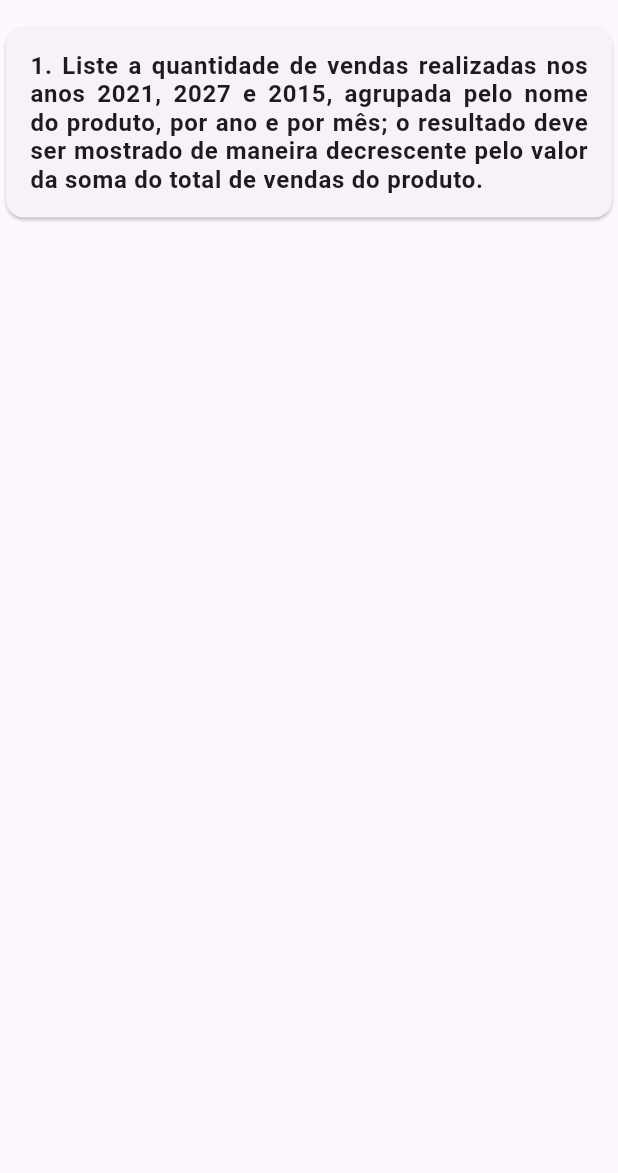
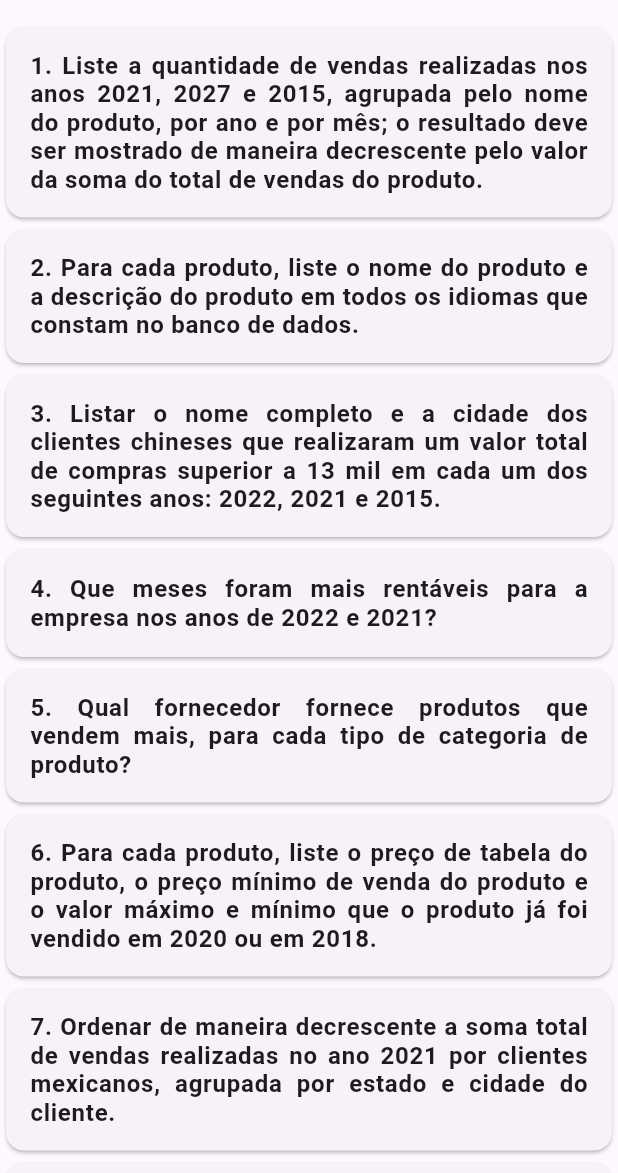
Before and after one commit to alexlsilva7/ProjetoBD-2022.1, a Flutter app: the ConsultasScreen screen opened directly, on a phone screen of 412 x 824 dp, the part 63-1236 px from its top. Run offline on Flutter 3.47's test engine with Material 2 defaults, Android fonts, the phone set to English and light mode, and no system bars; our stand-ins replace adaptive_theme; missing offline and left inert: faker_dart, mysql1, select_dialog.

Commit message:
tela de consulta dinamica

```diff
--- a/lib/app/features/consultas/controller/consultas_controller.dart
+++ b/lib/app/features/consultas/controller/consultas_controller.dart
@@ -1,10 +1,12 @@
 import 'package:projeto_bd/app/core/helpers/db_helper.dart';
 
 class ConsultasController {
-  Future<List<Map<String, dynamic>>> getConsulta1() async {
-    final conn = await DbHelper.getConnection();
-
-    const sql = '''
+  List<Map<String, dynamic>> consultas = [
+    {
+      'id': 1,
+      'title':
+          '1. Liste a quantidade de vendas realizadas nos anos 2021, 2027 e 2015, agrupada pelo nome do produto, por ano e por mês; o resultado deve ser mostrado de maneira decrescente pelo valor da soma do total de vendas do produto.',
+      'query': '''
 SELECT
   YEAR(p.data) AS ano,
   MONTH(p.data) AS mes,
@@ -24,7 +26,281 @@ class ConsultasController {
     mes
 ORDER BY
     quantidade DESC;
-    ''';
+      ''',
+    },
+    {
+      'id': 2,
+      'title':
+          '2. Para cada produto, liste o nome do produto e a descrição do produto em todos os idiomas que constam no banco de dados.',
+      'query': '''
+(SELECT
+  tp.produtoId AS produtoID,
+  tp.idioma AS idioma,
+  tp.nome AS nomeProduto,
+  tp.descricao AS descricaoProduto
+FROM
+  TraducaoProduto tp)
+  union
+(SELECT
+   prod.id AS produtoID,
+  'pt_BR' AS idioma,
+  prod.nome AS nomeProduto,
+  prod.descricao AS descricaoProduto
+FROM
+  Produto prod);
+ ''',
+    },
+    {
+      'id': 3,
+      'title':
+          '3. Listar o nome completo e a cidade dos clientes chineses que realizaram um valor total de compras superior a 13 mil em cada um dos seguintes anos: 2022, 2021 e 2015.',
+      'query': '''
+(SELECT
+  c.nome AS nomeCliente,
+  c.cidade AS cidadeCliente,
+  SUM(pp.precoVendaProduto * pp.quantidade) AS valorTotalCompras,
+  YEAR(p.data) AS ano
+FROM
+    Cliente c,
+    Pedido p,
+    ProdutoPedido pp
+WHERE
+    c.pais = 'China' AND
+    c.id = p.clienteId AND
+    p.id = pp.pedidoId AND
+    YEAR(p.data) IN (2022)
+GROUP BY
+    nomeCliente,
+    cidadeCliente,
+    ano
+HAVING
+    valorTotalCompras > 13000)
+
+union
+
+(SELECT
+  c.nome AS nomeCliente,
+  c.cidade AS cidadeCliente,
+  SUM(pp.precoVendaProduto * pp.quantidade) AS valorTotalCompras,
+  YEAR(p.data) AS ano
+FROM
+    Cliente c,
+    Pedido p,
+    ProdutoPedido pp
+WHERE
+    c.pais = 'China' AND
+    c.id = p.clienteId AND
+    p.id = pp.pedidoId AND
+    YEAR(p.data) IN (2021)
+GROUP BY
+    nomeCliente,
+    cidadeCliente,
+    ano
+HAVING
+    valorTotalCompras > 13000)
+
+union
+
+(SELECT
+  c.nome AS nomeCliente,
+  c.cidade AS cidadeCliente,
+  SUM(pp.precoVendaProduto * pp.quantidade) AS valorTotalCompras,
+  YEAR(p.data) AS ano
+FROM
+    Cliente c,
+    Pedido p,
+    ProdutoPedido pp
+WHERE
+    c.pais = 'China' AND
+    c.id = p.clienteId AND
+    p.id = pp.pedidoId AND
+    YEAR(p.data) IN (2015)
+GROUP BY
+    nomeCliente,
+    cidadeCliente,
+    ano
+HAVING
+    valorTotalCompras > 13000);
+ ''',
+    },
+    {
+      'id': 4,
+      'title':
+          '4. Que meses foram mais rentáveis para a empresa nos anos de 2022 e 2021?',
+      'query': '''
+SELECT
+  YEAR(p.data) AS ano,
+  MONTH(p.data) AS mes,
+  SUM(pp.precoVendaProduto * pp.quantidade) AS valorTotalCompras
+FROM
+    Pedido p,
+    ProdutoPedido pp
+WHERE
+    YEAR(p.data) IN (2022, 2021)
+GROUP BY
+    ano,
+    mes
+ORDER BY
+    valorTotalCompras DESC;
+ ''',
+    },
+    {
+      'id': 5,
+      'title':
+          '5. Qual fornecedor fornece produtos que vendem mais, para cada tipo de categoria de produto?',
+      'query': '''
+SELECT
+    cat.nome AS nomeCategoria,
+    f.nome AS nomeFornecedor,
+    SUM(pp.quantidade) AS quantidadeVendida
+FROM
+    Fornecedor f,
+    Produto p,
+    ProdutoPedido pp,
+    ProdutoCategoria pc,
+    Categoria cat
+WHERE
+    f.id = p.fornecedorId AND
+    p.id = pp.produtoId AND
+    p.id = pc.produtoId AND
+    pc.categoriaId = cat.id
+GROUP BY
+    nomeFornecedor,
+    nomeCategoria
+ORDER BY
+    quantidadeVendida DESC;
+ ''',
+    },
+    {
+      'id': 6,
+      'title':
+          '6. Para cada produto, liste o preço de tabela do produto, o preço mínimo de venda do produto e o valor máximo e mínimo que o produto já foi vendido em 2020 ou em 2018.',
+      'query': '''
+SELECT
+  prod.id AS produtoID,
+  prod.precoVenda AS precoTabela,
+  prod.precoVendaMin AS precoVendaMin,
+  MAX(pp.precoVendaProduto) AS precoVendaMax,
+  MIN(pp.precoVendaProduto) AS precoVendaMin,
+  YEAR(p.data) AS ano
+FROM
+    Produto prod,
+    ProdutoPedido pp,
+    Pedido p
+WHERE
+    prod.id = pp.produtoId AND
+    pp.pedidoId = p.id AND
+    YEAR(p.data) IN (2020, 2018)
+GROUP BY
+    produtoID,
+    ano;
+ ''',
+    },
+    {
+      'id': 7,
+      'title':
+          '7. Ordenar de maneira decrescente a soma total de vendas realizadas no ano 2021 por clientes mexicanos, agrupada por estado e cidade do cliente.',
+      'query': '''
+SELECT
+    c.estado AS estado,
+    c.cidade AS cidade,
+    COUNT(*) AS totalVendas
+FROM
+    Cliente c,
+    Pedido p,
+    ProdutoPedido pp
+WHERE
+    YEAR(p.data) = 2021 AND
+    c.pais = 'Mexico' AND
+    c.id = p.clienteId AND
+    p.id = pp.pedidoId
+GROUP BY
+    estado,
+    cidade
+ORDER BY
+    totalVendas DESC;
+    ''',
+    },
+    {
+      'id': 8,
+      'title':
+          '8. Liste o nome, o limite de crédito, o estado e a cidade dos clientes japoneses que já realizaram pelo menos 20 compras que possuem o valor total do pedido maior do que 10.000.',
+      'query': '''
+SELECT
+    c.nome AS nomeCliente,
+    c.limiteCredito AS limiteCredito,
+    c.estado AS estado,
+    c.cidade AS cidade,
+    COUNT(*) AS totalCompras
+FROM
+    Cliente c,
+    Pedido p,
+    ProdutoPedido pp
+WHERE
+    c.pais = 'Japão' AND
+    c.id = p.clienteId AND
+    p.id = pp.pedidoId AND
+    (pp.precoVendaProduto * pp.quantidade) > 10000
+GROUP BY
+    nomeCliente,
+    limiteCredito,
+    estado,
+    cidade
+HAVING
+    totalCompras >= 20;
+      ''',
+    },
+    {
+      'id': 9,
+      'title':
+          '9. Liste o nome, a data de garantia e uma descrição de cada produto cuja diferença entre o preço de venda e o preço de venda mínimo é menor que 500.',
+      'query': '''
+SELECT
+  prod.nome AS nomeProduto,
+  prod.dataGarantia AS dataGarantia,
+  prod.descricao AS descricaoProduto,
+  prod.precoVenda AS precoVenda,
+  prod.precoVendaMin AS precoVendaMin,
+  (prod.precoVenda - prod.precoVendaMin) AS diferencaPreco
+FROM
+    Produto prod
+WHERE
+    (prod.precoVenda - prod.precoVendaMin) < 500;
+ ''',
+    },
+    {
+      'id': 10,
+      'title':
+          '10. Para cada compra realizada em 2018, 2019 ou 2022, listar: a data da compra, o valor total da compra, o modo da compra, a quantidade de produtos vendidos e o nome e o valor de crédito do cliente que realizou a compra.',
+      'query': '''
+SELECT
+  p.data AS dataCompra,
+  SUM(pp.precoVendaProduto * pp.quantidade) AS valorTotalCompra,
+  p.modoEncomenda AS modoCompra,
+  COUNT(*) AS quantidadeProdutosVendidos,
+  c.nome AS nomeCliente,
+  c.limiteCredito AS limiteCredito
+FROM
+    Pedido p,
+    ProdutoPedido pp,
+    Cliente c
+WHERE
+    YEAR(p.data) IN (2018, 2019, 2022) AND
+    p.clienteId = c.id AND
+    p.id = pp.pedidoId
+GROUP BY
+    dataCompra,
+    modoCompra,
+    nomeCliente,
+    limiteCredito;
+ ''',
+    }
+  ];
+
+  Future<List<Map<String, dynamic>>> getConsulta(int id) async {
+    final conn = await DbHelper.getConnection();
+
+    final sql = consultas[id - 1]['query'];
 
     final results = await conn.query(sql);
     conn.close();
@@ -35,4 +311,8 @@ class ConsultasController {
 
     return rows;
   }
+
+  Map<String, dynamic> getConsultaMapById(int id) {
+    return consultas.firstWhere((element) => element['id'] == id);
   }
+}
--- a/lib/app/features/consultas/view/components/consulta_list_tile.dart
+++ b/lib/app/features/consultas/view/components/consulta_list_tile.dart
@@ -2,10 +2,9 @@ import 'package:flutter/material.dart';
 
 class ConsultaListTile extends StatelessWidget {
   final String consulta;
-  final String rota;
+  final int id;
 
-  const ConsultaListTile(
-      {super.key, required this.consulta, required this.rota});
+  const ConsultaListTile({super.key, required this.consulta, required this.id});
 
   @override
   Widget build(BuildContext context) {
@@ -19,7 +18,8 @@ class ConsultaListTile extends StatelessWidget {
           style: const TextStyle(
               fontSize: 16, height: 1.2, fontWeight: FontWeight.w600),
         ),
-        onTap: () => Navigator.of(context).pushNamed(rota),
+        onTap: () =>
+            Navigator.of(context).pushNamed('/consulta', arguments: id),
       ),
     );
   }
--- a/lib/app/features/consultas/view/consulta_1_screen.dart
+++ b/lib/app/features/consultas/view/consulta_screen.dart
@@ -2,14 +2,15 @@ import 'package:flutter/material.dart';
 import 'package:projeto_bd/app/features/consultas/controller/consultas_controller.dart';
 import 'package:projeto_bd/app/features/consultas/view/components/data_source_data_table.dart';
 
-class Consulta1Screen extends StatefulWidget {
-  const Consulta1Screen({super.key});
+class ConsultaScreen extends StatefulWidget {
+  final int id;
+  const ConsultaScreen({super.key, required this.id});
 
   @override
-  State<Consulta1Screen> createState() => _Consulta1ScreenState();
+  State<ConsultaScreen> createState() => _ConsultaScreenState();
 }
 
-class _Consulta1ScreenState extends State<Consulta1Screen> {
+class _ConsultaScreenState extends State<ConsultaScreen> {
   final ConsultasController _controller = ConsultasController();
 
   List<Map<String, dynamic>>? _rows;
@@ -20,38 +21,16 @@ class _Consulta1ScreenState extends State<Consulta1Screen> {
   Widget build(BuildContext context) {
     return Scaffold(
       appBar: AppBar(
-        title: const Text('Consulta 1'),
+        title: Text('Consulta ${widget.id}'),
         actions: [
           IconButton(
             onPressed: () {
-              //show dialog with the query
-
               showDialog(
                 context: context,
                 builder: (context) => AlertDialog(
                   title: const Text('Query'),
-                  content: const Text(
-                    '''
-SELECT
-  YEAR(p.data) AS ano,
-  MONTH(p.data) AS mes,
-  SUM(pp.quantidade) AS quantidade,
-  prod.nome AS nomeProduto
-FROM
-    Pedido p,
-    ProdutoPedido pp,
-    Produto prod
-WHERE
-    YEAR(p.data) IN (2021, 2027, 2015) AND
-    p.id = pp.pedidoId AND
-    pp.produtoId = prod.id
-GROUP BY
-    nomeProduto,
-    ano,
-    mes
-ORDER BY
-    quantidade DESC;
-                    ''',
+                  content: Text(
+                    _controller.getConsultaMapById(widget.id)['query'],
                     textAlign: TextAlign.justify,
                   ),
                   actions: [
@@ -71,11 +50,11 @@ ORDER BY
         padding: const EdgeInsets.symmetric(horizontal: 16),
         child: Column(
           children: [
-            const Text(
-              '1. Liste a quantidade de vendas realizadas nos anos 2021, 2027 e 2015, agrupada pelo nome do produto, por ano e por mês; o resultado deve ser mostrado de maneira decrescente pelo valor da soma do total de vendas do produto.',
+            Text(
+              _controller.getConsultaMapById(widget.id)['title'],
               maxLines: 10,
               textAlign: TextAlign.justify,
-              style: TextStyle(
+              style: const TextStyle(
                   fontSize: 16, height: 1.2, fontWeight: FontWeight.w600),
             ),
             const SizedBox(height: 16),
@@ -87,7 +66,7 @@ ORDER BY
                     _isLoading = true;
                   });
                   try {
-                    final rows = await _controller.getConsulta1();
+                    final rows = await _controller.getConsulta(widget.id);
                     setState(() {
                       _rows = rows;
                       _isLoading = false;
@@ -125,6 +104,7 @@ ORDER BY
                                     .map((e) => DataColumn(label: Text(e)))
                                     .toList()
                               ],
+                              columnSpacing: 16,
                               showFirstLastButtons: true,
                               rowsPerPage: 20,
                               source: DataTableSourceImp(_rows!),
--- a/lib/app/features/consultas/view/consultas_screen.dart
+++ b/lib/app/features/consultas/view/consultas_screen.dart
@@ -1,5 +1,6 @@
 import 'package:flutter/material.dart';
 import 'package:projeto_bd/app/core/components/drawer/main_drawer.dart';
+import 'package:projeto_bd/app/features/consultas/controller/consultas_controller.dart';
 import 'package:projeto_bd/app/features/consultas/view/components/consulta_list_tile.dart';
 
 class ConsultasScreen extends StatefulWidget {
@@ -10,6 +11,8 @@ class ConsultasScreen extends StatefulWidget {
 }
 
 class _ConsultasScreenState extends State<ConsultasScreen> {
+  ConsultasController controller = ConsultasController();
+
   @override
   Widget build(BuildContext context) {
     return Scaffold(
@@ -18,14 +21,14 @@ class _ConsultasScreenState extends State<ConsultasScreen> {
       appBar: AppBar(
         title: const Text('Consultas'),
       ),
-      body: ListView(
-        children: const [
-          ConsultaListTile(
-            consulta:
-                '1. Liste a quantidade de vendas realizadas nos anos 2021, 2027 e 2015, agrupada pelo nome do produto, por ano e por mês; o resultado deve ser mostrado de maneira decrescente pelo valor da soma do total de vendas do produto.',
-            rota: '/consulta1',
-          ),
-        ],
+      body: ListView.builder(
+        itemCount: controller.consultas.length,
+        itemBuilder: (context, index) {
+          return ConsultaListTile(
+            consulta: controller.getConsultaMapById(index + 1)['title'],
+            id: index + 1,
+          );
+        },
       ),
     );
   }
--- a/lib/main.dart
+++ b/lib/main.dart
@@ -7,7 +7,7 @@ import 'package:projeto_bd/app/features/categoria/model/categoria.dart';
 import 'package:projeto_bd/app/features/categoria/view/categoria_form.dart';
 import 'package:projeto_bd/app/features/cliente/view/cliente_form.dart';
 import 'package:projeto_bd/app/features/cliente/view/cliente_screen.dart';
-import 'package:projeto_bd/app/features/consultas/view/consulta_1_screen.dart';
+import 'package:projeto_bd/app/features/consultas/view/consulta_screen.dart';
 import 'package:projeto_bd/app/features/fornecedor/model/fornecedor.dart';
 import 'package:projeto_bd/app/features/fornecedor/view/fornecedor_form.dart';
 import 'package:projeto_bd/app/features/pedido/model/pedido.dart';
@@ -85,7 +85,6 @@ class MainApp extends StatelessWidget {
               '/add-cliente': (context) => const ClienteForm(),
               '/edit-cliente': (context) => ClienteForm(
                   clienteId: ModalRoute.of(context)!.settings.arguments as int),
-              '/consulta1': (context) => const Consulta1Screen(),
               '/pedido': (context) => PedidoScreen(
                     id: ModalRoute.of(context)!.settings.arguments as int,
                   ),
@@ -99,6 +98,9 @@ class MainApp extends StatelessWidget {
               '/cliente': (context) => ClienteScreen(
                     id: ModalRoute.of(context)!.settings.arguments as int,
                   ),
+              '/consulta': (context) => ConsultaScreen(
+                    id: ModalRoute.of(context)!.settings.arguments as int,
+                  ),
             },
             debugShowCheckedModeBanner: false,
             theme: theme,
```
Lines whose indentation alone changed are shown as unchanged.
